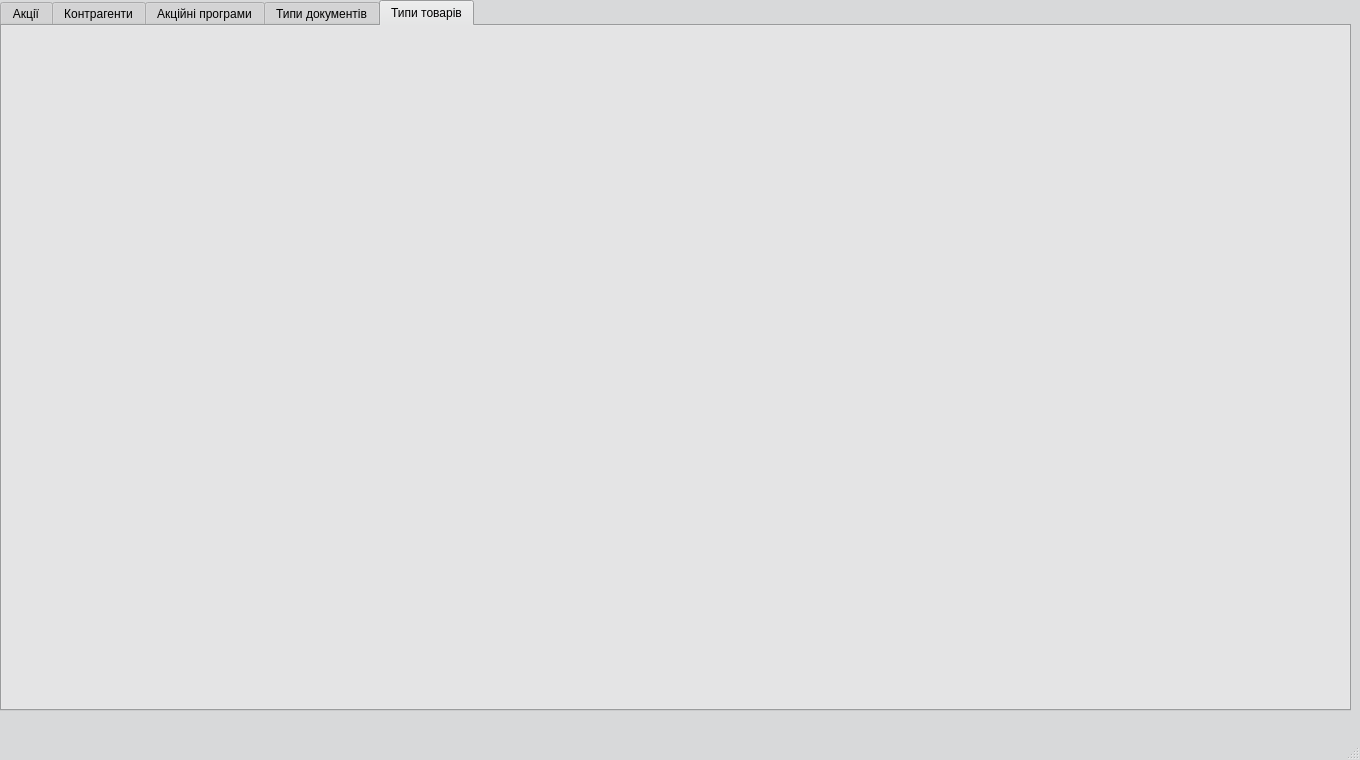
Above: sale_department.ui from landrew31/db_course_work before the change. Below: the same form after it.
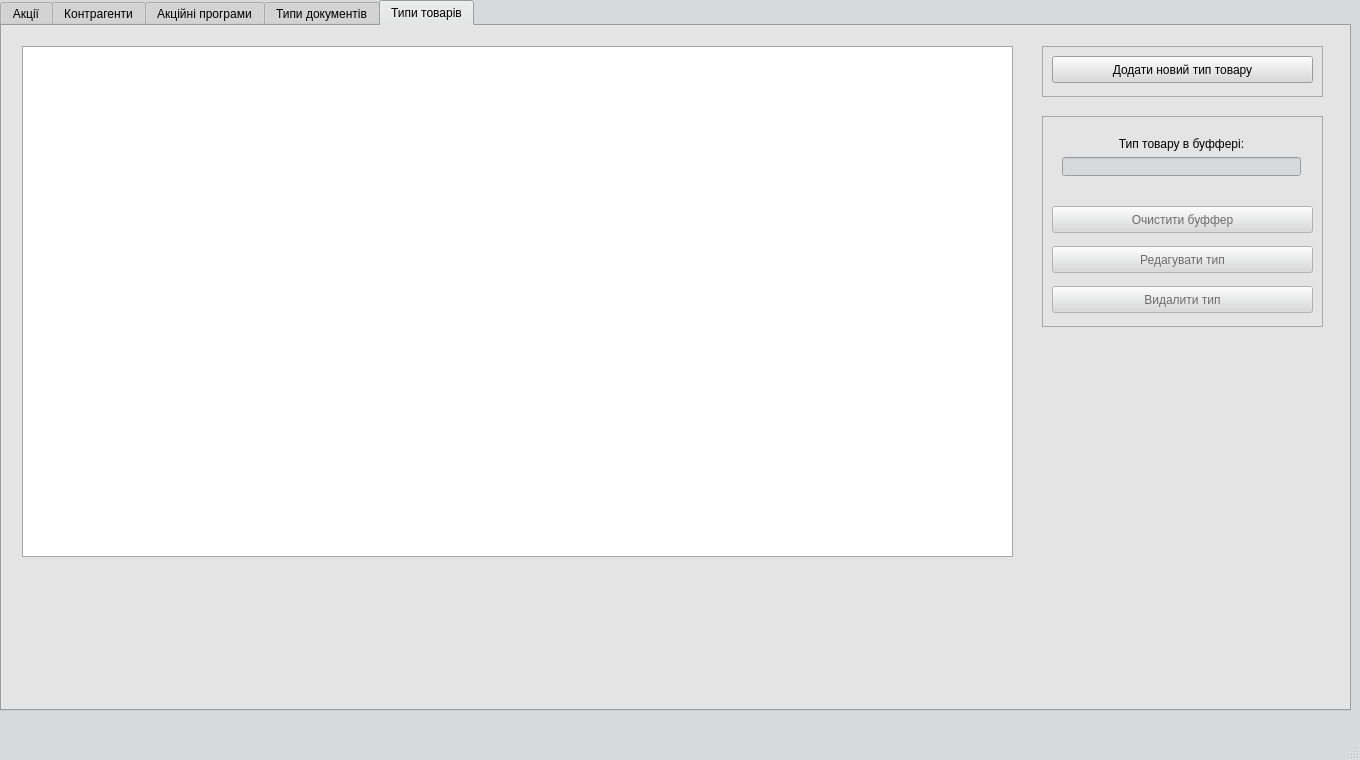
That is the form after the change.

Commit message: basic good_types added

Patch:
```diff
--- a/sale_department.ui
+++ b/sale_department.ui
@@ -1076,6 +1076,138 @@
      <attribute name="title">
       <string>Типи товарів</string>
      </attribute>
+     <widget class="QTableView" name="tableView_good_types">
+      <property name="geometry">
+       <rect>
+        <x>20</x>
+        <y>20</y>
+        <width>991</width>
+        <height>511</height>
+       </rect>
+      </property>
+     </widget>
+     <widget class="QFrame" name="frame_9">
+      <property name="geometry">
+       <rect>
+        <x>1040</x>
+        <y>20</y>
+        <width>281</width>
+        <height>51</height>
+       </rect>
+      </property>
+      <property name="frameShape">
+       <enum>QFrame::StyledPanel</enum>
+      </property>
+      <property name="frameShadow">
+       <enum>QFrame::Raised</enum>
+      </property>
+      <widget class="QPushButton" name="add_new_good_type">
+       <property name="geometry">
+        <rect>
+         <x>10</x>
+         <y>10</y>
+         <width>261</width>
+         <height>27</height>
+        </rect>
+       </property>
+       <property name="text">
+        <string>Додати новий тип товару</string>
+       </property>
+      </widget>
+     </widget>
+     <widget class="QFrame" name="frame_10">
+      <property name="geometry">
+       <rect>
+        <x>1040</x>
+        <y>90</y>
+        <width>281</width>
+        <height>211</height>
+       </rect>
+      </property>
+      <property name="frameShape">
+       <enum>QFrame::StyledPanel</enum>
+      </property>
+      <property name="frameShadow">
+       <enum>QFrame::Raised</enum>
+      </property>
+      <widget class="QWidget" name="verticalLayoutWidget_5">
+       <property name="geometry">
+        <rect>
+         <x>9</x>
+         <y>10</y>
+         <width>261</width>
+         <height>61</height>
+        </rect>
+       </property>
+       <layout class="QVBoxLayout" name="verticalLayout_5">
+        <item>
+         <widget class="QLabel" name="label_5">
+          <property name="text">
+           <string>Тип товару в буффері:</string>
+          </property>
+          <property name="alignment">
+           <set>Qt::AlignCenter</set>
+          </property>
+         </widget>
+        </item>
+        <item>
+         <widget class="QLineEdit" name="good_type_buffer">
+          <property name="enabled">
+           <bool>false</bool>
+          </property>
+         </widget>
+        </item>
+       </layout>
+      </widget>
+      <widget class="QPushButton" name="delete_good_type">
+       <property name="enabled">
+        <bool>false</bool>
+       </property>
+       <property name="geometry">
+        <rect>
+         <x>10</x>
+         <y>170</y>
+         <width>261</width>
+         <height>27</height>
+        </rect>
+       </property>
+       <property name="text">
+        <string>Видалити тип</string>
+       </property>
+      </widget>
+      <widget class="QPushButton" name="update_good_type">
+       <property name="enabled">
+        <bool>false</bool>
+       </property>
+       <property name="geometry">
+        <rect>
+         <x>10</x>
+         <y>130</y>
+         <width>261</width>
+         <height>27</height>
+        </rect>
+       </property>
+       <property name="text">
+        <string>Редагувати тип</string>
+       </property>
+      </widget>
+      <widget class="QPushButton" name="clear_good_type_buffer">
+       <property name="enabled">
+        <bool>false</bool>
+       </property>
+       <property name="geometry">
+        <rect>
+         <x>10</x>
+         <y>90</y>
+         <width>261</width>
+         <height>27</height>
+        </rect>
+       </property>
+       <property name="text">
+        <string>Очистити буффер</string>
+       </property>
+      </widget>
+     </widget>
     </widget>
    </widget>
   </widget>
```
The commit also changes 13 other files.
